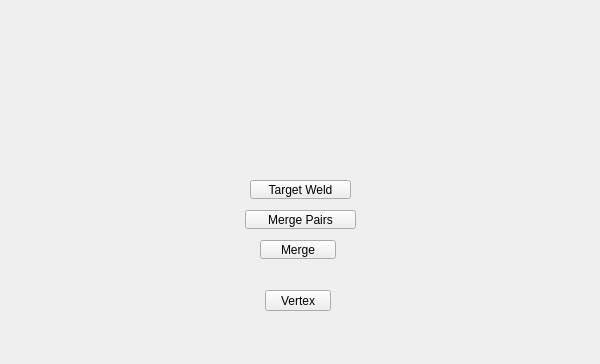
Above: tentacle/ui/polygons#vertex#submenu.ui from m3trik/tentacle before the change; both pictures show x 0 to 600 and y 0 to 364 of the 600 by 600 pixel window. Below: the same form after it.
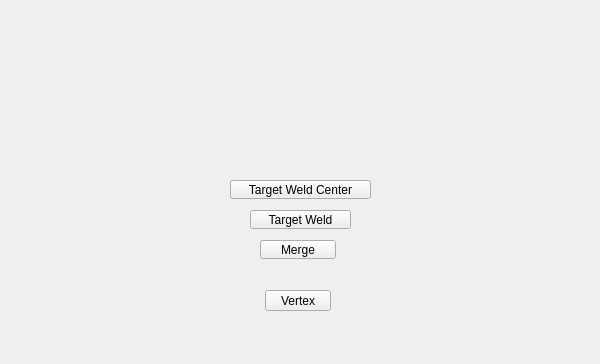
That is the form after the change. Custom widgets are drawn as their Qt base class.

What changed in the file:
```diff
--- a/tentacle/ui/polygons#vertex#submenu.ui
+++ b/tentacle/ui/polygons#vertex#submenu.ui
@@ -122,7 +122,7 @@
     <property name="geometry">
      <rect>
       <x>250</x>
-      <y>180</y>
+      <y>210</y>
       <width>101</width>
       <height>19</height>
      </rect>
@@ -189,15 +189,15 @@
     </property>
     <property name="geometry">
      <rect>
-      <x>245</x>
-      <y>210</y>
-      <width>111</width>
+      <x>230</x>
+      <y>180</y>
+      <width>141</width>
       <height>19</height>
      </rect>
     </property>
     <property name="maximumSize">
      <size>
-      <width>111</width>
+      <width>16777215</width>
       <height>19</height>
      </size>
     </property>
@@ -205,7 +205,7 @@
      <string>Merge vertices in pairs determined by selection order.</string>
     </property>
     <property name="text">
-     <string>Merge Pairs</string>
+     <string>Target Weld Center</string>
     </property>
     <property name="iconSize">
      <size>
```
